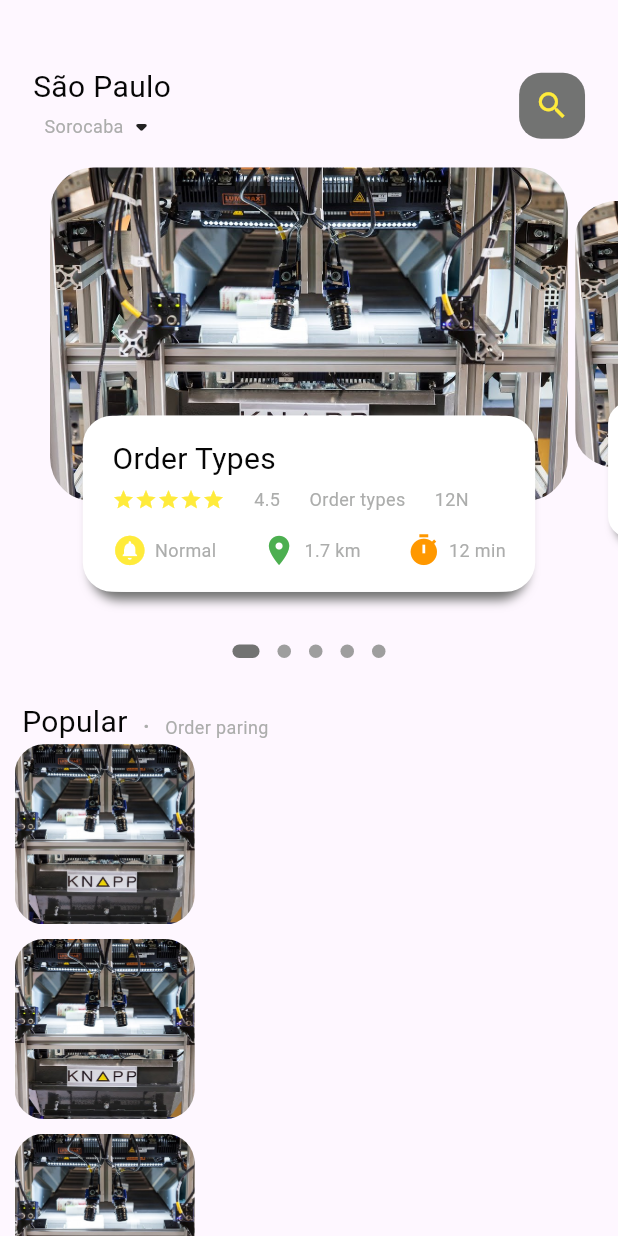
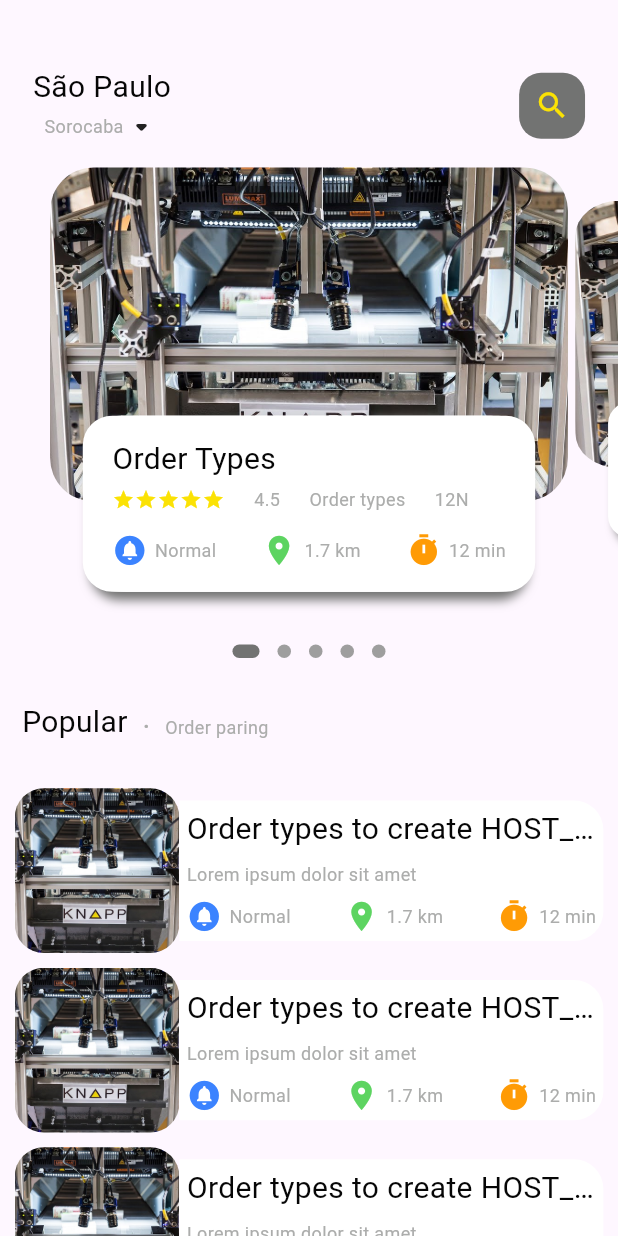
Before and after one commit to davimercatelli/flutter_application_1, a Flutter app: the screen it shows after launch, on a phone screen of 412 x 824 dp. Run offline on Flutter 3.47's test engine with Material 3 defaults, Android fonts, the phone set to English and light mode, and no system bars; drawn by our look-alikes of dots_indicator; our stand-ins replace get.

Commit message:
config: UI home page with static text and images

```diff
--- a/lib/home/orders_page_body.dart
+++ b/lib/home/orders_page_body.dart
@@ -118,11 +118,13 @@ class _OrdersPageBodyState extends State<OrdersPageBody> {
           ),
         ),
 
-        // Bottom images list
-        Container(
-          height: 700,
-          child: ListView.builder(
-            physics: NeverScrollableScrollPhysics(),
+        SizedBox(height: Dimensions.height30,),
+
+        // Bottom images section
+       ListView.builder(
+            physics: const NeverScrollableScrollPhysics(),
+            shrinkWrap: true,
+            scrollDirection: Axis.vertical,
             itemCount: 10,
             itemBuilder: (context, index){
               return Container(
@@ -132,8 +134,8 @@ class _OrdersPageBodyState extends State<OrdersPageBody> {
 
                     // Bottom list images
                     Container(
-                      height: 120,
-                      width: 120,
+                      width: Dimensions.listViewImgSize,
+                      height: Dimensions.listViewImgSize,
                       decoration: BoxDecoration(
                         borderRadius: BorderRadius.circular(Dimensions.radius20),
                         color: AppColors.frontContainer,
@@ -142,12 +144,48 @@ class _OrdersPageBodyState extends State<OrdersPageBody> {
                           image: AssetImage("assets/image/maxresdefault.jpg"))
                         ),
                       ),
+
+                    // Bottom text container
+                    // Expanded use all available horizontal space
+                    Expanded(
+                      child: Container(
+                        width: Dimensions.listViewTextSize,
+                        height: Dimensions.listViewTextSize,
+                        decoration: BoxDecoration(
+                          borderRadius: BorderRadius.only(
+                            topRight: Radius.circular(Dimensions.radius20),
+                            bottomRight: Radius.circular(Dimensions.radius20),
+                          ),
+                          color: AppColors.frontContainer,
+                        ),
+                        child: Padding(
+
+                          padding: EdgeInsets.only(left: Dimensions.width10, right: Dimensions.width10),
+                          child: Column(
+                            mainAxisAlignment: MainAxisAlignment.spaceAround,
+                            crossAxisAlignment: CrossAxisAlignment.start,
+                            children: [
+                              BigText(text: 'Order types to create HOST_IN messages'),
+                              SmallText(text: 'Lorem ipsum dolor sit amet'),
+                              const Row(
+                                mainAxisAlignment: MainAxisAlignment.spaceBetween,
+                                children: [
+                                  IconTextWidget(icon: Icons.circle_notifications, text: "Normal", color: AppColors.mainSubtitleColor, iconColor: AppColors.iconColor0),
+                                  IconTextWidget(icon: Icons.location_on, text: "1.7 km", color: AppColors.mainSubtitleColor, iconColor: AppColors.iconColor1),
+                                  IconTextWidget(icon: Icons.timer, text: "12 min", color: AppColors.mainSubtitleColor, iconColor: AppColors.iconColor2),
+                                ],
+                              ),
+                            ],
+                          ),
+                          ),
+                      ),
+                    )
+
                     ],
                   ),
                 );
               }
             ),
-          )
         ],
       );
     }
@@ -205,6 +243,8 @@ class _OrdersPageBodyState extends State<OrdersPageBody> {
               child: Container(
               height: Dimensions.pageViewTextContainer,
               margin: EdgeInsets.only(left: Dimensions.height30, right: Dimensions.height30, bottom: Dimensions.height30),
+
+              // Text panel - Shadows and radius
               decoration: BoxDecoration(
                 borderRadius: BorderRadius.circular(Dimensions.radius20),
                 color: AppColors.frontContainer,
@@ -225,17 +265,20 @@ class _OrdersPageBodyState extends State<OrdersPageBody> {
                 ]
               ),
 
-              // Text of front container
+              // Text panel - Texts
               child: Container(
                 padding: EdgeInsets.only(top: Dimensions.height15, left: Dimensions.height15, right: Dimensions.height15),
                 child: Column(
                   crossAxisAlignment: CrossAxisAlignment.start,
                   children: [
                     BigText(text: "Order Types"),
+
+                    // Vertical space
                     SizedBox(height: Dimensions.height5),
+
+                    // Ranking and types
                     Row(
                       children: [
-
                         // 5 start icons
                         Wrap(
                           children: List.generate(5, (index) => const Icon(Icons.star, color: AppColors.mainKnappColor, size: 15))
@@ -260,6 +303,8 @@ class _OrdersPageBodyState extends State<OrdersPageBody> {
                         SmallText(text: "12N"),
                       ],
                     ),
+
+                    // Vertical space
                     SizedBox(height: Dimensions.height15),
 
                     // Type, Location and time
@@ -269,8 +314,8 @@ class _OrdersPageBodyState extends State<OrdersPageBody> {
                         IconTextWidget(icon: Icons.circle_notifications, text: "Normal", color: AppColors.mainSubtitleColor, iconColor: AppColors.iconColor0),
                         IconTextWidget(icon: Icons.location_on, text: "1.7 km", color: AppColors.mainSubtitleColor, iconColor: AppColors.iconColor1),
                         IconTextWidget(icon: Icons.timer, text: "12 min", color: AppColors.mainSubtitleColor, iconColor: AppColors.iconColor2),
-                      ],),
-                     //SizedBox(height: Dimensions.height5),
+                      ],
+                    ),
                   ],
                 ),
               ),
--- a/lib/main.dart
+++ b/lib/main.dart
@@ -16,7 +16,7 @@ class MyApp extends StatelessWidget {
       debugShowCheckedModeBanner: false,
       title: 'Flutter Demo',
       theme: ThemeData(
-        colorScheme: ColorScheme.fromSeed(seedColor: Colors.deepPurple),
+        colorScheme: ColorScheme.fromSeed(seedColor: const Color.fromARGB(255, 72, 66, 82)),
         useMaterial3: true,
       ),
       home: const MainFoodPage(),
--- a/lib/utils/colors.dart
+++ b/lib/utils/colors.dart
@@ -5,21 +5,19 @@ import 'package:flutter/material.dart';
 class AppColors{
   static const Color mainColor = Color.fromARGB(255, 114, 115, 114);
   static const Color mainSubtitleColor = Color.fromARGB(255, 172, 173, 172);
+  static const Color mainBlackColor =  Color.fromARGB(255, 6, 6, 6);
 
-  static const Color mainBlackColor =  Color.fromARGB(255, 6, 6, 6);
-  static const Color mainKnappColor = Colors.yellow;
+  // 5 stars colors
+  static const Color mainKnappColor = Color.fromARGB(255, 251, 226, 4);
 
-  static const Color mainShadow = Color.fromARGB(255, 178, 178, 178);
-
+  // Text panel color and shadows
   static const Color frontContainer = Color.fromARGB(255, 255, 255, 255);
   static const Color frontContainerShadow = Color.fromARGB(1, 208, 208, 208);
-  static const Color frontContainerLateralShadow = Colors.white;
+  static const Color frontContainerLateralShadow = Color.fromARGB(255, 255, 255, 255);
 
-  static const Color iconColor0 = Colors.yellow;
-
-
-  static const Color iconColor1 = Colors.green;
-
-  static const Color iconColor2 = Colors.orange;
+  // Type, Distance and time icon colors
+  static const Color iconColor0 = Color.fromARGB(255, 59, 131, 255);
+  static const Color iconColor1 = Color.fromARGB(255, 93, 212, 97);
+  static const Color iconColor2 = Color.fromARGB(255, 255, 155, 5);
 
 }
--- a/lib/utils/dimensions.dart
+++ b/lib/utils/dimensions.dart
@@ -37,4 +37,7 @@ class Dimensions{
   // Icon size
   static double iconSize24 = screenHeight/35.17;
 
+  // List view size
+  static double listViewImgSize = screenWidth/3.75;
+  static double listViewTextSize = screenWidth/4.40;
 }
```
Lines whose indentation alone changed are shown as unchanged.
